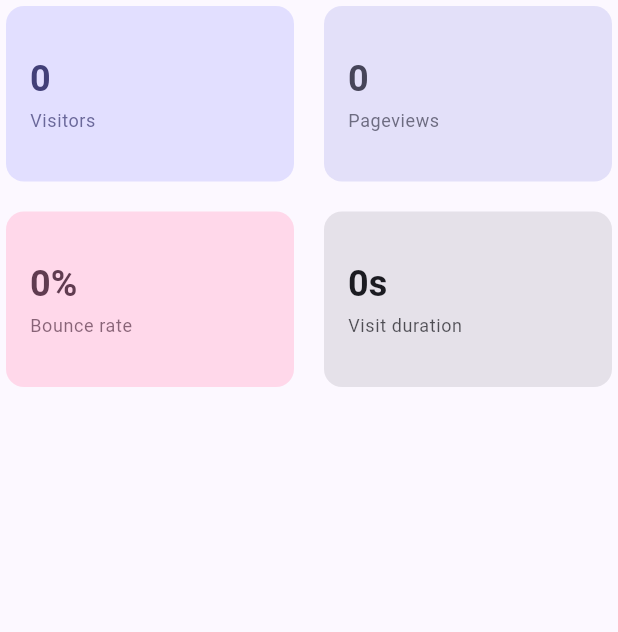
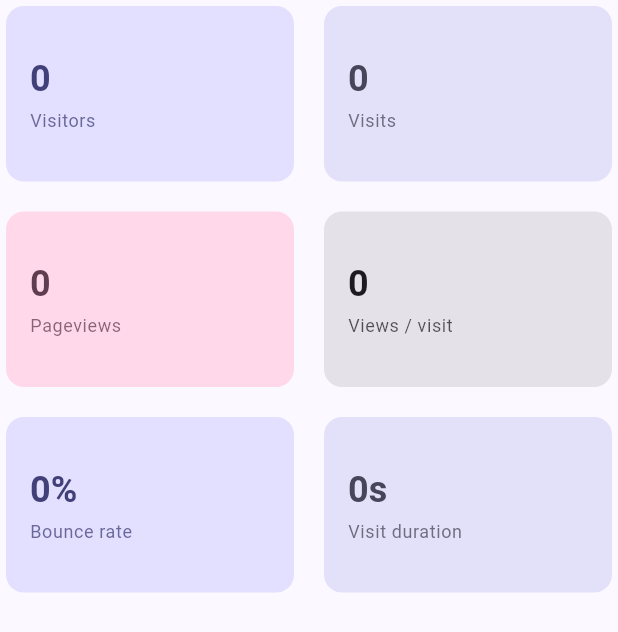
Before and after one commit to cheesymoon/drausible, a Flutter app: the _MetricGrid widget shown alone on an empty page, opened directly with empty values, on a phone screen of 412 x 824 dp. Shown: the top 632 px of the screen. Run offline on Flutter 3.47's test engine with Material 3 defaults, Android fonts, the phone set to English and light mode, and no system bars; our stand-ins replace fl_chart, flutter_riverpod, flutter_secure_storage, package_info_plus, shared_preferences; missing offline and left inert: socks5_proxy; accounts and stored records are empty.

Commit message:
feat: show visits and views per visit on the dashboard
Both sit with the metrics that were already there. A server that never
reported them gets no card at all, rather than a zero the app made up.

```diff
--- a/lib/src/ui/screens/dashboard_screen.dart
+++ b/lib/src/ui/screens/dashboard_screen.dart
@@ -182,7 +182,9 @@ class _RangeSelector extends StatelessWidget {
       lastDate: now,
       initialDateRange: DateTimeRange(start: now.subtract(const Duration(days: 30)), end: now),
     );
-    if (picked != null) onSelected(DateRangeSel.custom(picked.start, picked.end));
+    if (picked != null) {
+      onSelected(DateRangeSel.custom(picked.start, picked.end));
+    }
   }
 }
 
@@ -247,26 +249,32 @@ class _MetricGrid extends StatelessWidget {
   @override
   Widget build(BuildContext context) {
     final NumberFormat compact = NumberFormat.compact();
-    // 2x2 on portrait phones, one row of four when there's width for it
+    // Absent on servers too old to report them, and then the card is left out.
+    final int? visits = stats.visits;
+    final double? viewsPerVisit = stats.viewsPerVisit;
+    // 2 columns on portrait phones, 3 columns when there's width for it
     // (landscape, tablets, split screen).
     return LayoutBuilder(
       builder: (BuildContext context, BoxConstraints constraints) {
         final bool wide = constraints.maxWidth >= 640;
         return GridView.count(
-          crossAxisCount: wide ? 4 : 2,
+          crossAxisCount: wide ? 3 : 2,
           shrinkWrap: true,
           physics: const NeverScrollableScrollPhysics(),
           mainAxisSpacing: 12,
           crossAxisSpacing: 12,
-          childAspectRatio: wide ? 1.9 : 1.6,
+          childAspectRatio: wide ? 2.2 : 1.6,
           children: <Widget>[
             _MetricCard(label: 'Visitors', value: compact.format(stats.visitors), tone: _CardTone.primary),
-            _MetricCard(label: 'Pageviews', value: compact.format(stats.pageviews), tone: _CardTone.secondary),
-            _MetricCard(label: 'Bounce rate', value: '${stats.bounceRate.round()}%', tone: _CardTone.tertiary),
+            if (visits != null) _MetricCard(label: 'Visits', value: compact.format(visits), tone: _CardTone.secondary),
+            _MetricCard(label: 'Pageviews', value: compact.format(stats.pageviews), tone: _CardTone.tertiary),
+            if (viewsPerVisit != null)
+              _MetricCard(label: 'Views / visit', value: _formatDecimal(viewsPerVisit), tone: _CardTone.neutral),
+            _MetricCard(label: 'Bounce rate', value: '${stats.bounceRate.round()}%', tone: _CardTone.primary),
             _MetricCard(
               label: 'Visit duration',
               value: _formatDuration(stats.visitDurationSeconds),
-              tone: _CardTone.neutral,
+              tone: _CardTone.secondary,
             ),
           ],
         );
@@ -274,6 +282,8 @@ class _MetricGrid extends StatelessWidget {
     );
   }
 }
+
+String _formatDecimal(double value) => NumberFormat('0.#').format(value);
 
 /// "2m 41s", or just "41s" under a minute.
 String _formatDuration(int seconds) {
@@ -388,7 +398,9 @@ class _TimeseriesChart extends StatelessWidget {
                 interval: bottomAxis.interval,
                 getTitlesWidget: (double value, TitleMeta meta) {
                   final int index = value.round();
-                  if (index < 0 || index >= points.length) return const SizedBox.shrink();
+                  if (index < 0 || index >= points.length) {
+                    return const SizedBox.shrink();
+                  }
                   return SideTitleWidget(
                     axisSide: meta.axisSide,
                     child: Text(bottomAxis.label(points[index].time), style: axisStyle),
@@ -716,7 +728,9 @@ class _SelectedBreakdownTabState extends State<_SelectedBreakdownTab> {
   }
 
   void _onTabControllerChanged() {
-    if (_controller!.index != _index) setState(() => _index = _controller!.index);
+    if (_controller!.index != _index) {
+      setState(() => _index = _controller!.index);
+    }
   }
 
   @override
```
Also changed, not shown: 3 other files.
